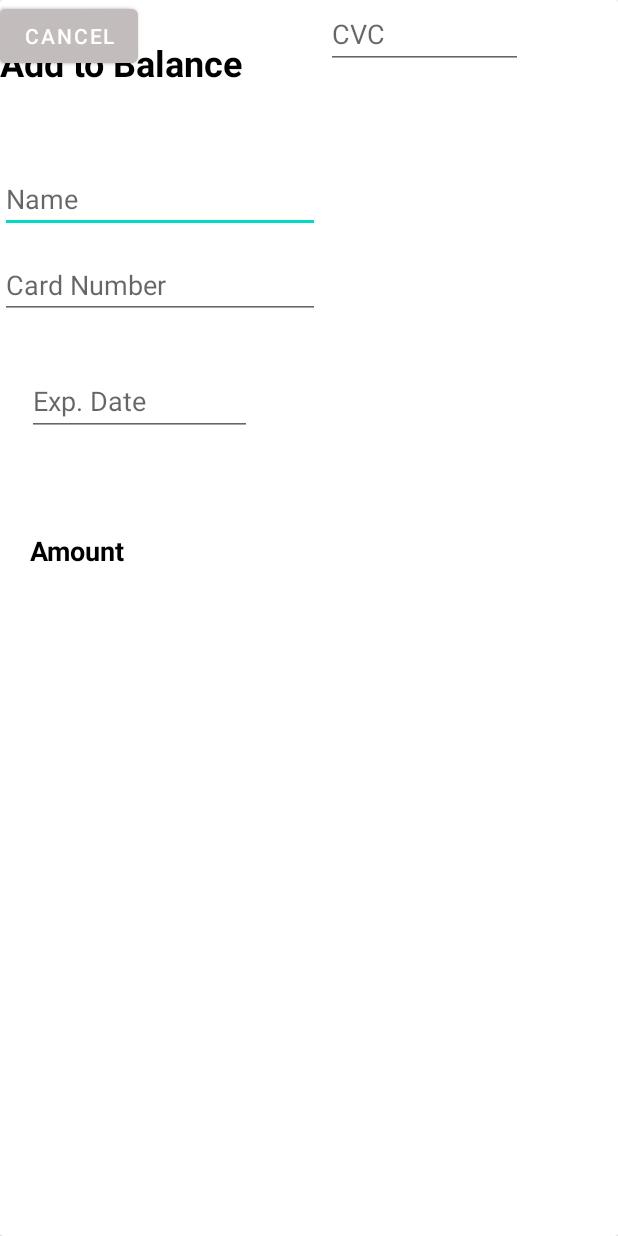
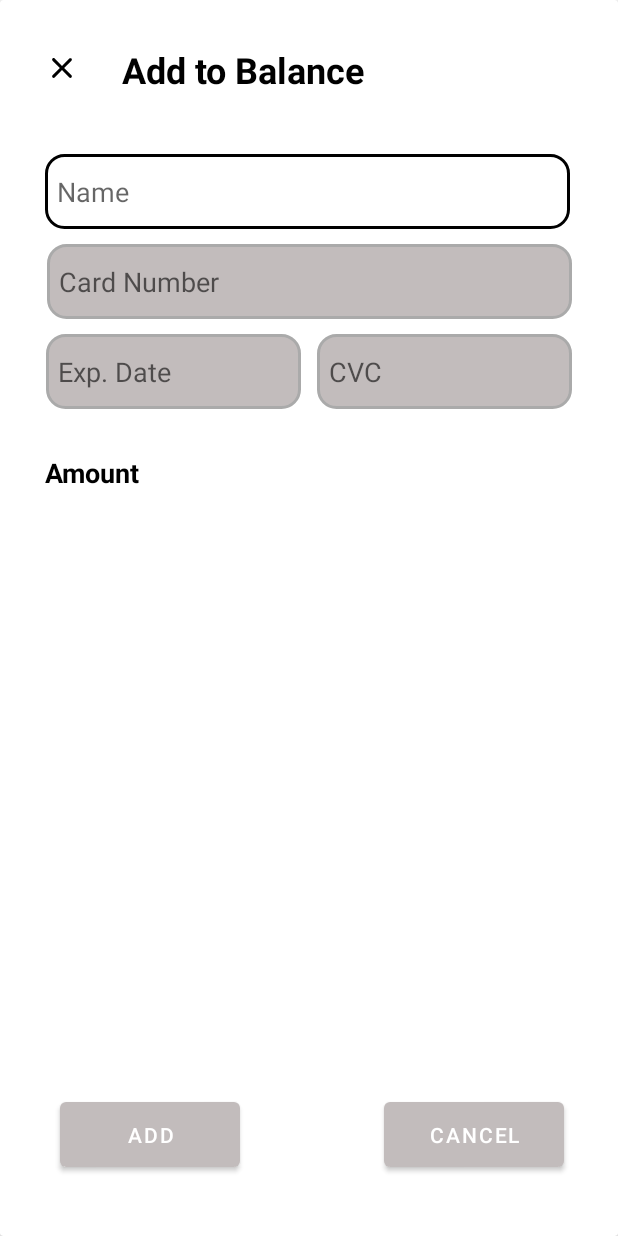
Before and after one commit to yuciferr/AkdenizYemekhaneApp, an Android app: the layout dialog_add_balance.xml on its own in the app's theme, with its tools: preview values and no code run, on a phone screen of 412 x 824 dp. Run offline under Robolectric (Android 15) with nearby library versions, the phone set to English and light mode, and no system bars.

Commit message:
Dialog add balance designed.

```diff
--- a/app/src/main/res/layout/dialog_add_balance.xml
+++ b/app/src/main/res/layout/dialog_add_balance.xml
@@ -13,84 +13,108 @@
             android:id="@+id/textView"
             android:layout_width="200dp"
             android:layout_height="wrap_content"
-            android:layout_marginTop="25dp"
+            android:layout_marginStart="15dp"
+            android:layout_marginTop="30dp"
             android:fontFamily="sans-serif"
             android:text="Add to Balance"
             android:textColor="#000000"
             android:textSize="24sp"
             android:textStyle="bold"
-            app:layout_constraintTop_toTopOf="parent"
-            tools:layout_editor_absoluteX="85dp" />
+            app:layout_constraintStart_toEndOf="@+id/imageButton"
+            app:layout_constraintTop_toTopOf="parent" />
 
         <EditText
             android:id="@+id/name"
-            android:layout_width="wrap_content"
-            android:layout_height="wrap_content"
-            android:layout_marginTop="52dp"
+            android:layout_width="350dp"
+            android:layout_height="50dp"
+            android:layout_marginStart="30dp"
+            android:layout_marginTop="40dp"
+            android:background="@drawable/default_btn"
             android:ems="10"
             android:hint="Name"
             android:inputType="textPersonName"
-            app:layout_constraintTop_toBottomOf="@+id/textView"
-            tools:layout_editor_absoluteX="74dp" />
+            android:paddingStart="8dp"
+            app:layout_constraintEnd_toEndOf="parent"
+            app:layout_constraintHorizontal_bias="0.0"
+            app:layout_constraintStart_toStartOf="parent"
+            app:layout_constraintTop_toBottomOf="@+id/textView" />
 
         <EditText
-            android:id="@+id/cardNumber"
-            android:layout_width="wrap_content"
-            android:layout_height="wrap_content"
-            android:layout_marginTop="12dp"
+            android:id="@+id/cvc"
+            android:layout_width="170dp"
+            android:layout_height="50dp"
+            android:layout_marginStart="10dp"
+            android:layout_marginTop="10dp"
+            android:layout_marginEnd="30dp"
+            android:background="@drawable/default_btn"
             android:ems="10"
-            android:hint="Card Number"
+            android:hint="CVC"
             android:inputType="textPersonName"
-            app:layout_constraintTop_toBottomOf="@+id/name"
-            tools:layout_editor_absoluteX="74dp" />
+            android:paddingStart="8dp"
+            app:layout_constraintEnd_toEndOf="parent"
+            app:layout_constraintHorizontal_bias="0.5"
+            app:layout_constraintStart_toEndOf="@+id/expDate"
+            app:layout_constraintTop_toBottomOf="@+id/cardNumber" />
 
         <EditText
             android:id="@+id/expDate"
-            android:layout_width="150dp"
-            android:layout_height="46dp"
-            android:layout_marginStart="18dp"
-            android:layout_marginTop="32dp"
+            android:layout_width="170dp"
+            android:layout_height="50dp"
+            android:layout_marginStart="30dp"
+            android:layout_marginTop="10dp"
+            android:background="@drawable/default_btn"
             android:ems="10"
             android:hint="Exp. Date"
             android:inputType="textPersonName"
+            android:paddingStart="8dp"
+            app:layout_constraintEnd_toStartOf="@+id/cvc"
+            app:layout_constraintHorizontal_bias="0.5"
             app:layout_constraintStart_toStartOf="parent"
             app:layout_constraintTop_toBottomOf="@+id/cardNumber" />
 
         <EditText
-            android:id="@+id/cvc"
-            android:layout_width="131dp"
-            android:layout_height="46dp"
-            android:layout_marginStart="49dp"
-            android:layout_marginEnd="63dp"
+            android:id="@+id/cardNumber"
+            android:layout_width="350dp"
+            android:layout_height="50dp"
+            android:layout_marginTop="10dp"
+            android:background="@drawable/default_btn"
             android:ems="10"
-            android:hint="CVC"
+            android:hint="Card Number"
             android:inputType="textPersonName"
+            android:paddingStart="8dp"
             app:layout_constraintEnd_toEndOf="parent"
-            app:layout_constraintStart_toEndOf="@+id/expDate"
-            tools:layout_editor_absoluteY="244dp" />
+            app:layout_constraintHorizontal_bias="0.5"
+            app:layout_constraintStart_toStartOf="parent"
+            app:layout_constraintTop_toBottomOf="@+id/name" />
 
         <Button
             android:id="@+id/addButton"
-            android:layout_width="wrap_content"
-            android:layout_height="wrap_content"
+            android:layout_width="120dp"
+            android:layout_height="55dp"
+            android:layout_marginStart="40dp"
+            android:layout_marginBottom="40dp"
             android:text="Add"
-            tools:layout_editor_absoluteX="53dp"
-            tools:layout_editor_absoluteY="629dp" />
+            app:layout_constraintBottom_toBottomOf="parent"
+            app:layout_constraintStart_toStartOf="parent" />
 
         <Button
             android:id="@+id/cancelButton"
-            android:layout_width="wrap_content"
-            android:layout_height="wrap_content"
+            android:layout_width="120dp"
+            android:layout_height="55dp"
+            android:layout_marginStart="100dp"
+            android:layout_marginEnd="40dp"
+            android:layout_marginBottom="40dp"
             android:text="Cancel"
-            tools:layout_editor_absoluteX="235dp"
-            tools:layout_editor_absoluteY="628dp" />
+            app:layout_constraintBottom_toBottomOf="parent"
+            app:layout_constraintEnd_toEndOf="parent"
+            app:layout_constraintStart_toEndOf="@+id/addButton" />
 
         <TextView
             android:id="@+id/textView2"
             android:layout_width="wrap_content"
             android:layout_height="wrap_content"
-            android:layout_marginStart="20dp"
-            android:layout_marginTop="64dp"
+            android:layout_marginStart="30dp"
+            android:layout_marginTop="30dp"
             android:text="Amount"
             android:textColor="#000000"
             android:textSize="18sp"
@@ -98,6 +122,17 @@
             app:layout_constraintStart_toStartOf="parent"
             app:layout_constraintTop_toBottomOf="@+id/expDate" />
 
+        <ImageButton
+            android:id="@+id/imageButton"
+            android:layout_width="50dp"
+            android:layout_height="50dp"
+            android:layout_marginStart="16dp"
+            android:layout_marginTop="20dp"
+            android:background="#FFFFFF"
+            app:layout_constraintStart_toStartOf="parent"
+            app:layout_constraintTop_toTopOf="parent"
+            app:srcCompat="@drawable/ic_black_round_close_24" />
+
     </androidx.constraintlayout.widget.ConstraintLayout>
 
 </androidx.cardview.widget.CardView>
```
